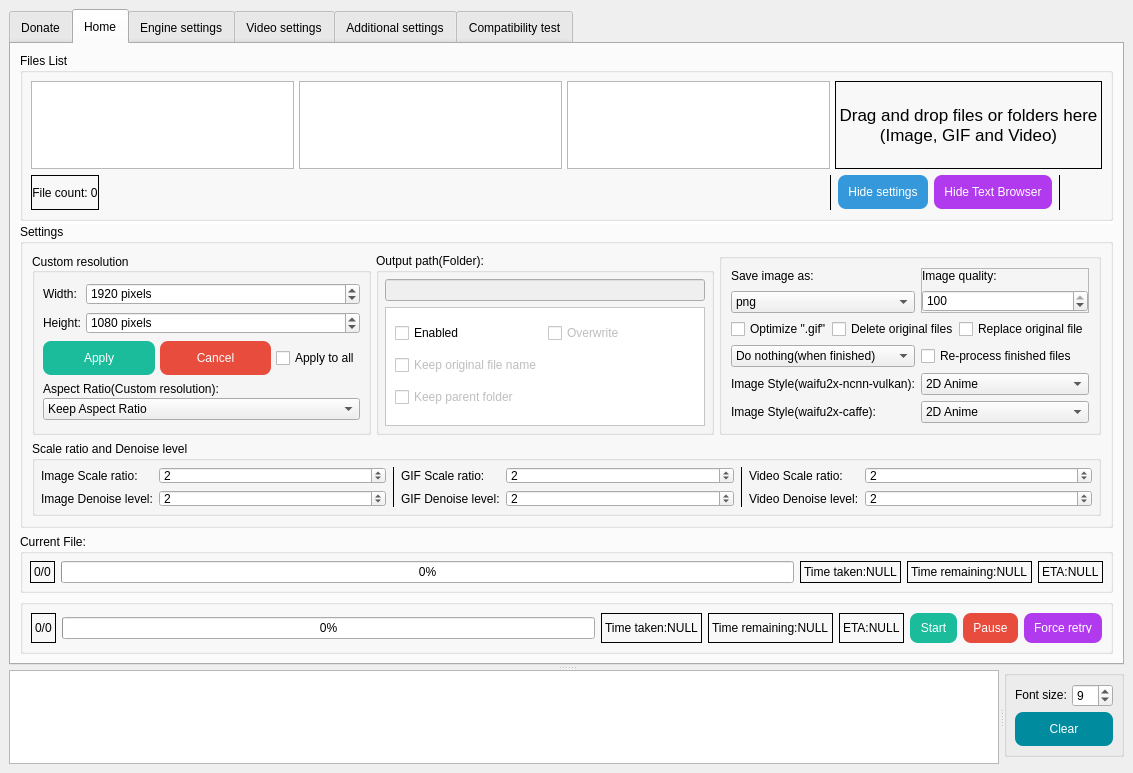
Above: SRC/Waifu2x-Extension-QT/mainwindow.ui from AaronFeng753/Waifu2x-Extension-GUI before the change. Below: the same form after it.
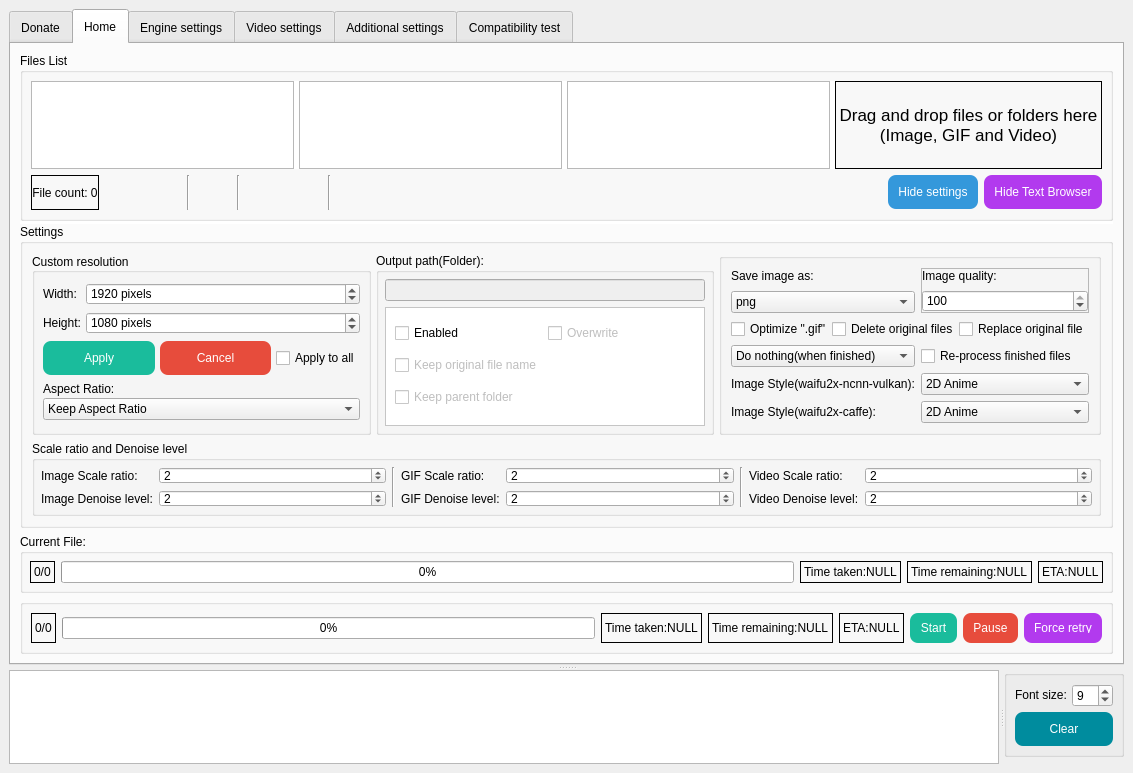
That is the form after the change. Icons and pictures are not drawn.

The edit to the form file:
```diff
--- a/SRC/Waifu2x-Extension-QT/mainwindow.ui
+++ b/SRC/Waifu2x-Extension-QT/mainwindow.ui
@@ -728,7 +728,7 @@
             <property name="title">
              <string>Files List</string>
             </property>
-            <layout class="QGridLayout" name="gridLayout_3">
+            <layout class="QGridLayout" name="gridLayout_21">
              <property name="leftMargin">
               <number>8</number>
              </property>
@@ -741,422 +741,8 @@
              <property name="bottomMargin">
               <number>8</number>
              </property>
-             <item row="1" column="5" rowspan="2">
-              <widget class="QPushButton" name="pushButton_ReadFileList">
-               <property name="sizePolicy">
-                <sizepolicy hsizetype="Fixed" vsizetype="Fixed">
-                 <horstretch>0</horstretch>
-                 <verstretch>0</verstretch>
-                </sizepolicy>
-               </property>
-               <property name="minimumSize">
-                <size>
-                 <width>35</width>
-                 <height>35</height>
-                </size>
-               </property>
-               <property name="maximumSize">
-                <size>
-                 <width>16777215</width>
-                 <height>16777215</height>
-                </size>
-               </property>
-               <property name="toolTip">
-                <string>Read Files List</string>
-               </property>
-               <property name="styleSheet">
-                <string notr="true">QPushButton{
-image: url(:/new/prefix1/icon/Read_FileList.png);
-border-style:transparent;
-border-radius:0px;
-padding:0px;
-}
-QPushButton:hover{
-image: url(:/new/prefix1/icon/Read_FileList_hover.png);
-border-style:transparent;
-border-radius:0px;
-padding:0px;
-}
-QPushButton:pressed{
-image: url(:/new/prefix1/icon/Read_FileList.png);
-border-style:transparent;
-border-radius:0px;
-padding:0px;
-}
-QPushButton:disabled{
-image: url(:/new/prefix1/icon/Read_FileList.png);
-border-style:transparent;
-border-radius:0px;
-padding:0px;
-}</string>
-               </property>
-               <property name="text">
-                <string/>
-               </property>
-               <property name="iconSize">
-                <size>
-                 <width>35</width>
-                 <height>35</height>
-                </size>
-               </property>
-              </widget>
-             </item>
-             <item row="1" column="10" rowspan="2">
-              <widget class="QPushButton" name="pushButton_BrowserFile">
-               <property name="sizePolicy">
-                <sizepolicy hsizetype="Fixed" vsizetype="Fixed">
-                 <horstretch>0</horstretch>
-                 <verstretch>0</verstretch>
-                </sizepolicy>
-               </property>
-               <property name="minimumSize">
-                <size>
-                 <width>35</width>
-                 <height>35</height>
-                </size>
-               </property>
-               <property name="toolTip">
-                <string>Browse and add files.</string>
-               </property>
-               <property name="styleSheet">
-                <string notr="true">QPushButton{
-image: url(:/new/prefix1/icon/AddNewFile.png);
-border-style:transparent;
-border-radius:0px;
-padding:0px;
-}
-QPushButton:hover{
-image: url(:/new/prefix1/icon/AddNewFile_hover.png);
-border-style:transparent;
-border-radius:0px;
-padding:0px;
-}
-QPushButton:pressed{
-image: url(:/new/prefix1/icon/AddNewFile.png);
-border-style:transparent;
-border-radius:0px;
-padding:0px;
-}
-QPushButton:disabled{
-image: url(:/new/prefix1/icon/AddNewFile.png);
-border-style:transparent;
-border-radius:0px;
-padding:0px;
-}</string>
-               </property>
-               <property name="text">
-                <string/>
-               </property>
-              </widget>
-             </item>
-             <item row="1" column="7" rowspan="2">
-              <widget class="QPushButton" name="pushButton_HideSettings">
-               <property name="sizePolicy">
-                <sizepolicy hsizetype="Fixed" vsizetype="Fixed">
-                 <horstretch>0</horstretch>
-                 <verstretch>0</verstretch>
-                </sizepolicy>
-               </property>
-               <property name="toolTip">
-                <string/>
-               </property>
-               <property name="styleSheet">
-                <string notr="true">QPushButton{
-background-color: rgb(52, 152, 219);
-color: rgb(255, 255, 255);
-border-style:outset;
-border-radius:8px;
-padding:10px;
-}
-QPushButton:hover{
-background-color: rgb(60, 177, 255);
-color: rgb(255, 255, 255);
-border-style:outset;
-border-radius:8px;
-padding:10px;
-}
-QPushButton:pressed{
-background-color: rgb(45, 134, 193);
-color: rgb(255, 255, 255);
-border-style:outset;
-border-radius:8px;
-padding:10px;
-}
-QPushButton:disabled{
-background-color: rgb(166, 166, 166);
-color: rgb(255, 255, 255);
-border-style:outset;
-border-radius:8px;
-padding:10px;
-}</string>
-               </property>
-               <property name="text">
-                <string>Hide settings</string>
-               </property>
-              </widget>
-             </item>
-             <item row="1" column="0" rowspan="2">
-              <widget class="QLabel" name="label_FileCount">
-               <property name="sizePolicy">
-                <sizepolicy hsizetype="Fixed" vsizetype="Minimum">
-                 <horstretch>0</horstretch>
-                 <verstretch>0</verstretch>
-                </sizepolicy>
-               </property>
-               <property name="toolTip">
-                <string>Number of files in the list.</string>
-               </property>
-               <property name="styleSheet">
-                <string notr="true"/>
-               </property>
-               <property name="frameShape">
-                <enum>QFrame::Box</enum>
-               </property>
-               <property name="frameShadow">
-                <enum>QFrame::Plain</enum>
-               </property>
-               <property name="midLineWidth">
-                <number>0</number>
-               </property>
-               <property name="text">
-                <string notr="true">File count: 0</string>
-               </property>
-               <property name="alignment">
-                <set>Qt::AlignCenter</set>
-               </property>
-               <property name="margin">
-                <number>5</number>
-               </property>
-               <property name="openExternalLinks">
-                <bool>false</bool>
-               </property>
-              </widget>
-             </item>
-             <item row="1" column="2" rowspan="2">
-              <widget class="QPushButton" name="pushButton_RemoveItem">
-               <property name="sizePolicy">
-                <sizepolicy hsizetype="Fixed" vsizetype="Fixed">
-                 <horstretch>0</horstretch>
-                 <verstretch>0</verstretch>
-                </sizepolicy>
-               </property>
-               <property name="minimumSize">
-                <size>
-                 <width>35</width>
-                 <height>35</height>
-                </size>
-               </property>
-               <property name="maximumSize">
-                <size>
-                 <width>16777215</width>
-                 <height>16777215</height>
-                </size>
-               </property>
-               <property name="contextMenuPolicy">
-                <enum>Qt::ActionsContextMenu</enum>
-               </property>
-               <property name="toolTip">
-                <string>Remove the selected file from File List.
-
-[Right click here to show more options]</string>
-               </property>
-               <property name="styleSheet">
-                <string notr="true">QPushButton{
-image: url(:/new/prefix1/icon/RemoveItem.png);
-border-style:transparent;
-border-radius:0px;
-padding:0px;
-}
-QPushButton:hover{
-image: url(:/new/prefix1/icon/RemoveItem_hover.png);
-border-style:transparent;
-border-radius:0px;
-padding:0px;
-}
-QPushButton:pressed{
-image: url(:/new/prefix1/icon/RemoveItem.png);
-border-style:transparent;
-border-radius:0px;
-padding:0px;
-}
-QPushButton:disabled{
-image: url(:/new/prefix1/icon/RemoveItem.png);
-border-style:transparent;
-border-radius:0px;
-padding:0px;
-}</string>
-               </property>
-               <property name="text">
-                <string/>
-               </property>
-              </widget>
-             </item>
-             <item row="1" column="4" rowspan="2">
-              <widget class="QPushButton" name="pushButton_SaveFileList">
-               <property name="sizePolicy">
-                <sizepolicy hsizetype="Fixed" vsizetype="Fixed">
-                 <horstretch>0</horstretch>
-                 <verstretch>0</verstretch>
-                </sizepolicy>
-               </property>
-               <property name="minimumSize">
-                <size>
-                 <width>35</width>
-                 <height>35</height>
-                </size>
-               </property>
-               <property name="toolTip">
-                <string>Save Files List</string>
-               </property>
-               <property name="styleSheet">
-                <string notr="true">QPushButton{
-image: url(:/new/prefix1/icon/Save_FileList.png);
-border-style:transparent;
-border-radius:0px;
-padding:0px;
-}
-QPushButton:hover{
-image: url(:/new/prefix1/icon/Save_FileList_hover.png);
-border-style:transparent;
-border-radius:0px;
-padding:0px;
-}
-QPushButton:pressed{
-image: url(:/new/prefix1/icon/Save_FileList.png);
-border-style:transparent;
-border-radius:0px;
-padding:0px;
-}
-QPushButton:disabled{
-image: url(:/new/prefix1/icon/Save_FileList.png);
-border-style:transparent;
-border-radius:0px;
-padding:0px;
-}</string>
-               </property>
-               <property name="text">
-                <string/>
-               </property>
-               <property name="iconSize">
-                <size>
-                 <width>35</width>
-                 <height>35</height>
-                </size>
-               </property>
-              </widget>
-             </item>
-             <item row="1" column="8" rowspan="2">
-              <widget class="QPushButton" name="pushButton_HideTextBro">
-               <property name="sizePolicy">
-                <sizepolicy hsizetype="Fixed" vsizetype="Fixed">
-                 <horstretch>0</horstretch>
-                 <verstretch>0</verstretch>
-                </sizepolicy>
-               </property>
-               <property name="styleSheet">
-                <string notr="true">QPushButton{
-background-color: rgb(178, 58, 238);
-color: rgb(255, 255, 255);
-border-style:outset;
-border-radius:8px;
-padding:10px;
-}
-QPushButton:hover{
-background-color: rgb(191, 62, 255);
-color: rgb(255, 255, 255);
-border-style:outset;
-border-radius:8px;
-padding:10px;
-}
-QPushButton:pressed{
-background-color: rgb(154, 50, 205);
-color: rgb(255, 255, 255);
-border-style:outset;
-border-radius:8px;
-padding:10px;
-}
-QPushButton:disabled{
-background-color: rgb(166, 166, 166);
-color: rgb(255, 255, 255);
-border-style:outset;
-border-radius:8px;
-padding:10px;
-}</string>
-               </property>
-               <property name="text">
-                <string>Hide Text Browser</string>
-               </property>
-              </widget>
-             </item>
-             <item row="1" column="6" rowspan="2">
-              <widget class="Line" name="line_5">
-               <property name="frameShadow">
-                <enum>QFrame::Plain</enum>
-               </property>
-               <property name="lineWidth">
-                <number>1</number>
-               </property>
-               <property name="orientation">
-                <enum>Qt::Vertical</enum>
-               </property>
-              </widget>
-             </item>
-             <item row="1" column="1" rowspan="2">
-              <widget class="QPushButton" name="pushButton_ClearList">
-               <property name="sizePolicy">
-                <sizepolicy hsizetype="Fixed" vsizetype="Fixed">
-                 <horstretch>0</horstretch>
-                 <verstretch>0</verstretch>
-                </sizepolicy>
-               </property>
-               <property name="minimumSize">
-                <size>
-                 <width>35</width>
-                 <height>35</height>
-                </size>
-               </property>
-               <property name="maximumSize">
-                <size>
-                 <width>16777215</width>
-                 <height>16777215</height>
-                </size>
-               </property>
-               <property name="toolTip">
-                <string>Remove all the files in the File list.</string>
-               </property>
-               <property name="styleSheet">
-                <string notr="true">QPushButton{
-image: url(:/new/prefix1/icon/ClearList.png);
-border-style:transparent;
-border-radius:0px;
-padding:0px;
-}
-QPushButton:hover{
-image: url(:/new/prefix1/icon/ClearList_hover.png);
-border-style:transparent;
-border-radius:0px;
-padding:0px;
-}
-QPushButton:pressed{
-image: url(:/new/prefix1/icon/ClearList.png);
-border-style:transparent;
-border-radius:0px;
-padding:0px;
-}
-QPushButton:disabled{
-image: url(:/new/prefix1/icon/ClearList.png);
-border-style:transparent;
-border-radius:0px;
-padding:0px;
-}</string>
-               </property>
-               <property name="text">
-                <string/>
-               </property>
-              </widget>
-             </item>
-             <item row="0" column="0" colspan="11">
-              <widget class="QSplitter" name="splitter">
+             <item row="0" column="0" colspan="5">
+              <widget class="QSplitter" name="splitter_FilesList">
                <property name="sizePolicy">
                 <sizepolicy hsizetype="Expanding" vsizetype="Expanding">
                  <horstretch>0</horstretch>
@@ -1425,20 +1011,430 @@
                </widget>
               </widget>
              </item>
-             <item row="1" column="9" rowspan="2">
-              <widget class="Line" name="line_10">
+             <item row="1" column="0">
+              <widget class="QLabel" name="label_FileCount">
+               <property name="sizePolicy">
+                <sizepolicy hsizetype="Fixed" vsizetype="Preferred">
+                 <horstretch>0</horstretch>
+                 <verstretch>0</verstretch>
+                </sizepolicy>
+               </property>
+               <property name="toolTip">
+                <string>Number of files in the list.</string>
+               </property>
+               <property name="styleSheet">
+                <string notr="true"/>
+               </property>
+               <property name="frameShape">
+                <enum>QFrame::Box</enum>
+               </property>
                <property name="frameShadow">
                 <enum>QFrame::Plain</enum>
                </property>
-               <property name="lineWidth">
-                <number>1</number>
+               <property name="midLineWidth">
+                <number>0</number>
                </property>
-               <property name="orientation">
-                <enum>Qt::Vertical</enum>
+               <property name="text">
+                <string notr="true">File count: 0</string>
                </property>
+               <property name="alignment">
+                <set>Qt::AlignCenter</set>
+               </property>
+               <property name="margin">
+                <number>5</number>
+               </property>
+               <property name="openExternalLinks">
+                <bool>false</bool>
+               </property>
               </widget>
              </item>
-             <item row="1" column="3" rowspan="2">
+             <item row="1" column="1">
+              <widget class="QFrame" name="frame_11">
+               <property name="sizePolicy">
+                <sizepolicy hsizetype="Fixed" vsizetype="Fixed">
+                 <horstretch>0</horstretch>
+                 <verstretch>0</verstretch>
+                </sizepolicy>
+               </property>
+               <property name="maximumSize">
+                <size>
+                 <width>16777215</width>
+                 <height>16777215</height>
+                </size>
+               </property>
+               <property name="frameShape">
+                <enum>QFrame::NoFrame</enum>
+               </property>
+               <property name="frameShadow">
+                <enum>QFrame::Raised</enum>
+               </property>
+               <layout class="QGridLayout" name="gridLayout_3">
+                <property name="leftMargin">
+                 <number>0</number>
+                </property>
+                <property name="topMargin">
+                 <number>0</number>
+                </property>
+                <property name="rightMargin">
+                 <number>0</number>
+                </property>
+                <property name="bottomMargin">
+                 <number>0</number>
+                </property>
+                <item row="0" column="0">
+                 <widget class="QPushButton" name="pushButton_ClearList">
+                  <property name="sizePolicy">
+                   <sizepolicy hsizetype="Fixed" vsizetype="Fixed">
+                    <horstretch>0</horstretch>
+                    <verstretch>0</verstretch>
+                   </sizepolicy>
+                  </property>
+                  <property name="minimumSize">
+                   <size>
+                    <width>35</width>
+                    <height>35</height>
+                   </size>
+                  </property>
+                  <property name="maximumSize">
+                   <size>
+                    <width>16777215</width>
+                    <height>16777215</height>
+                   </size>
+                  </property>
+                  <property name="toolTip">
+                   <string>Remove all the files in the File list.</string>
+                  </property>
+                  <property name="styleSheet">
+                   <string notr="true">QPushButton{
+image: url(:/new/prefix1/icon/ClearList.png);
+border-style:transparent;
+border-radius:0px;
+padding:0px;
+}
+QPushButton:hover{
+image: url(:/new/prefix1/icon/ClearList_hover.png);
+border-style:transparent;
+border-radius:0px;
+padding:0px;
+}
+QPushButton:pressed{
+image: url(:/new/prefix1/icon/ClearList.png);
+border-style:transparent;
+border-radius:0px;
+padding:0px;
+}
+QPushButton:disabled{
+image: url(:/new/prefix1/icon/ClearList_disabled.png);
+border-style:transparent;
+border-radius:0px;
+padding:0px;
+}</string>
+                  </property>
+                  <property name="text">
+                   <string/>
+                  </property>
+                 </widget>
+                </item>
+                <item row="0" column="1">
+                 <widget class="QPushButton" name="pushButton_RemoveItem">
+                  <property name="sizePolicy">
+                   <sizepolicy hsizetype="Fixed" vsizetype="Fixed">
+                    <horstretch>0</horstretch>
+                    <verstretch>0</verstretch>
+                   </sizepolicy>
+                  </property>
+                  <property name="minimumSize">
+                   <size>
+                    <width>35</width>
+                    <height>35</height>
+                   </size>
+                  </property>
+                  <property name="maximumSize">
+                   <size>
+                    <width>16777215</width>
+                    <height>16777215</height>
+                   </size>
+                  </property>
+                  <property name="contextMenuPolicy">
+                   <enum>Qt::ActionsContextMenu</enum>
+                  </property>
+                  <property name="toolTip">
+                   <string>Remove the selected file from File List.
+
+[Right click here to show more options]</string>
+                  </property>
+                  <property name="styleSheet">
+                   <string notr="true">QPushButton{
+image: url(:/new/prefix1/icon/RemoveItem.png);
+border-style:transparent;
+border-radius:0px;
+padding:0px;
+}
+QPushButton:hover{
+image: url(:/new/prefix1/icon/RemoveItem_hover.png);
+border-style:transparent;
+border-radius:0px;
+padding:0px;
+}
+QPushButton:pressed{
+image: url(:/new/prefix1/icon/RemoveItem.png);
+border-style:transparent;
+border-radius:0px;
+padding:0px;
+}
+QPushButton:disabled{
+image: url(:/new/prefix1/icon/RemoveItem_disabled.png);
+border-style:transparent;
+border-radius:0px;
+padding:0px;
+}</string>
+                  </property>
+                  <property name="text">
+                   <string/>
+                  </property>
+                 </widget>
+                </item>
+                <item row="0" column="2">
+                 <widget class="Line" name="line_20">
+                  <property name="orientation">
+                   <enum>Qt::Vertical</enum>
+                  </property>
+                 </widget>
+                </item>
+                <item row="0" column="3">
+                 <widget class="QPushButton" name="pushButton_ResizeFilesListSplitter">
+                  <property name="sizePolicy">
+                   <sizepolicy hsizetype="Fixed" vsizetype="Fixed">
+                    <horstretch>0</horstretch>
+                    <verstretch>0</verstretch>
+                   </sizepolicy>
+                  </property>
+                  <property name="minimumSize">
+                   <size>
+                    <width>35</width>
+                    <height>35</height>
+                   </size>
+                  </property>
+                  <property name="toolTip">
+                   <string>Reset Files List scale.</string>
+                  </property>
+                  <property name="styleSheet">
+                   <string notr="true">QPushButton{
+image: url(:/new/prefix1/icon/ResizeFilesListSplitter.png);
+border-style:transparent;
+border-radius:0px;
+padding:0px;
+}
+QPushButton:hover{
+image: url(:/new/prefix1/icon/ResizeFilesListSplitter_hover.png);
+border-style:transparent;
+border-radius:0px;
+padding:0px;
+}
+QPushButton:pressed{
+image: url(:/new/prefix1/icon/ResizeFilesListSplitter.png);
+border-style:transparent;
+border-radius:0px;
+padding:0px;
+}
+QPushButton:disabled{
+image: url(:/new/prefix1/icon/ResizeFilesListSplitter_disabled.png);
+border-style:transparent;
+border-radius:0px;
+padding:0px;
+}</string>
+                  </property>
+                  <property name="text">
+                   <string/>
+                  </property>
+                 </widget>
+                </item>
+                <item row="0" column="4">
+                 <widget class="Line" name="line_25">
+                  <property name="orientation">
+                   <enum>Qt::Vertical</enum>
+                  </property>
+                 </widget>
+                </item>
+                <item row="0" column="5">
+                 <widget class="QPushButton" name="pushButton_SaveFileList">
+                  <property name="sizePolicy">
+                   <sizepolicy hsizetype="Fixed" vsizetype="Fixed">
+                    <horstretch>0</horstretch>
+                    <verstretch>0</verstretch>
+                   </sizepolicy>
+                  </property>
+                  <property name="minimumSize">
+                   <size>
+                    <width>35</width>
+                    <height>35</height>
+                   </size>
+                  </property>
+                  <property name="toolTip">
+                   <string>Save Files List</string>
+                  </property>
+                  <property name="styleSheet">
+                   <string notr="true">QPushButton{
+image: url(:/new/prefix1/icon/Save_FileList.png);
+border-style:transparent;
+border-radius:0px;
+padding:0px;
+}
+QPushButton:hover{
+image: url(:/new/prefix1/icon/Save_FileList_hover.png);
+border-style:transparent;
+border-radius:0px;
+padding:0px;
+}
+QPushButton:pressed{
+image: url(:/new/prefix1/icon/Save_FileList.png);
+border-style:transparent;
+border-radius:0px;
+padding:0px;
+}
+QPushButton:disabled{
+image: url(:/new/prefix1/icon/Save_FileList_disabled.png);
+border-style:transparent;
+border-radius:0px;
+padding:0px;
+}</string>
+                  </property>
+                  <property name="text">
+                   <string/>
+                  </property>
+                  <property name="iconSize">
+                   <size>
+                    <width>35</width>
+                    <height>35</height>
+                   </size>
+                  </property>
+                 </widget>
+                </item>
+                <item row="0" column="6">
+                 <widget class="QPushButton" name="pushButton_ReadFileList">
+                  <property name="sizePolicy">
+                   <sizepolicy hsizetype="Fixed" vsizetype="Fixed">
+                    <horstretch>0</horstretch>
+                    <verstretch>0</verstretch>
+                   </sizepolicy>
+                  </property>
+                  <property name="minimumSize">
+                   <size>
+                    <width>35</width>
+                    <height>35</height>
+                   </size>
+                  </property>
+                  <property name="maximumSize">
+                   <size>
+                    <width>16777215</width>
+                    <height>16777215</height>
+                   </size>
+                  </property>
+                  <property name="toolTip">
+                   <string>Read Files List</string>
+                  </property>
+                  <property name="styleSheet">
+                   <string notr="true">QPushButton{
+image: url(:/new/prefix1/icon/Read_FileList.png);
+border-style:transparent;
+border-radius:0px;
+padding:0px;
+}
+QPushButton:hover{
+image: url(:/new/prefix1/icon/Read_FileList_hover.png);
+border-style:transparent;
+border-radius:0px;
+padding:0px;
+}
+QPushButton:pressed{
+image: url(:/new/prefix1/icon/Read_FileList.png);
+border-style:transparent;
+border-radius:0px;
+padding:0px;
+}
+QPushButton:disabled{
+image: url(:/new/prefix1/icon/Read_FileList_disabled.png);
+border-style:transparent;
+border-radius:0px;
+padding:0px;
+}</string>
+                  </property>
+                  <property name="text">
+                   <string/>
+                  </property>
+                  <property name="iconSize">
+                   <size>
+                    <width>35</width>
+                    <height>35</height>
+                   </size>
+                  </property>
+                 </widget>
+                </item>
+                <item row="0" column="7">
+                 <widget class="Line" name="line_10">
+                  <property name="frameShadow">
+                   <enum>QFrame::Sunken</enum>
+                  </property>
+                  <property name="lineWidth">
+                   <number>1</number>
+                  </property>
+                  <property name="orientation">
+                   <enum>Qt::Vertical</enum>
+                  </property>
+                 </widget>
+                </item>
+                <item row="0" column="8">
+                 <widget class="QPushButton" name="pushButton_BrowserFile">
+                  <property name="sizePolicy">
+                   <sizepolicy hsizetype="Fixed" vsizetype="Fixed">
+                    <horstretch>0</horstretch>
+                    <verstretch>0</verstretch>
+                   </sizepolicy>
+                  </property>
+                  <property name="minimumSize">
+                   <size>
+                    <width>35</width>
+                    <height>35</height>
+                   </size>
+                  </property>
+                  <property name="toolTip">
+                   <string>Browse and add files.</string>
+                  </property>
+                  <property name="styleSheet">
+                   <string notr="true">QPushButton{
+image: url(:/new/prefix1/icon/AddNewFile.png);
+border-style:transparent;
+border-radius:0px;
+padding:0px;
+}
+QPushButton:hover{
+image: url(:/new/prefix1/icon/AddNewFile_hover.png);
+border-style:transparent;
+border-radius:0px;
+padding:0px;
+}
+QPushButton:pressed{
+image: url(:/new/prefix1/icon/AddNewFile.png);
+border-style:transparent;
+border-radius:0px;
+padding:0px;
+}
+QPushButton:disabled{
+image: url(:/new/prefix1/icon/AddNewFile_disabled.png);
+border-style:transparent;
+border-radius:0px;
+padding:0px;
+}</string>
+                  </property>
+                  <property name="text">
+                   <string/>
+                  </property>
+                 </widget>
+                </item>
+               </layout>
+              </widget>
+             </item>
+             <item row="1" column="2">
               <spacer name="horizontalSpacer">
                <property name="orientation">
                 <enum>Qt::Horizontal</enum>
@@ -1451,6 +1447,95 @@
                </property>
               </spacer>
              </item>
+             <item row="1" column="3">
+              <widget class="QPushButton" name="pushButton_HideSettings">
+               <property name="sizePolicy">
+                <sizepolicy hsizetype="Fixed" vsizetype="Fixed">
+                 <horstretch>0</horstretch>
+                 <verstretch>0</verstretch>
+                </sizepolicy>
+               </property>
+               <property name="toolTip">
+                <string/>
+               </property>
+               <property name="styleSheet">
+                <string notr="true">QPushButton{
+background-color: rgb(52, 152, 219);
+color: rgb(255, 255, 255);
+border-style:outset;
+border-radius:8px;
+padding:10px;
+}
+QPushButton:hover{
+background-color: rgb(60, 177, 255);
+color: rgb(255, 255, 255);
+border-style:outset;
+border-radius:8px;
+padding:10px;
+}
+QPushButton:pressed{
+background-color: rgb(45, 134, 193);
+color: rgb(255, 255, 255);
+border-style:outset;
+border-radius:8px;
+padding:10px;
+}
+QPushButton:disabled{
+background-color: rgb(166, 166, 166);
+color: rgb(255, 255, 255);
+border-style:outset;
+border-radius:8px;
+padding:10px;
+}</string>
+               </property>
+               <property name="text">
+                <string>Hide settings</string>
+               </property>
+              </widget>
+             </item>
+             <item row="1" column="4">
+              <widget class="QPushButton" name="pushButton_HideTextBro">
+               <property name="sizePolicy">
+                <sizepolicy hsizetype="Fixed" vsizetype="Fixed">
+                 <horstretch>0</horstretch>
+                 <verstretch>0</verstretch>
+                </sizepolicy>
+               </property>
+               <property name="styleSheet">
+                <string notr="true">QPushButton{
+background-color: rgb(178, 58, 238);
+color: rgb(255, 255, 255);
+border-style:outset;
+border-radius:8px;
+padding:10px;
+}
+QPushButton:hover{
+background-color: rgb(191, 62, 255);
+color: rgb(255, 255, 255);
+border-style:outset;
+border-radius:8px;
+padding:10px;
+}
+QPushButton:pressed{
+background-color: rgb(154, 50, 205);
+color: rgb(255, 255, 255);
+border-style:outset;
+border-radius:8px;
+padding:10px;
+}
+QPushButton:disabled{
+background-color: rgb(166, 166, 166);
+color: rgb(255, 255, 255);
+border-style:outset;
+border-radius:8px;
+padding:10px;
+}</string>
+               </property>
+               <property name="text">
+                <string>Hide Text Browser</string>
+               </property>
+              </widget>
+             </item>
             </layout>
            </widget>
            <widget class="QGroupBox" name="groupBox_Setting">
@@ -1722,7 +1807,7 @@
                        <string notr="true">&lt;html&gt;&lt;head/&gt;&lt;body&gt;&lt;p&gt;&lt;img src=&quot;:/new/prefix1/OtherPic/AspectRatioStrategy.jpg&quot;/&gt;&lt;/p&gt;&lt;/body&gt;&lt;/html&gt;</string>
                       </property>
                       <property name="text">
-                       <string>Aspect Ratio(Custom resolution):</string>
+                       <string>Aspect Ratio:</string>
                       </property>
                       <property name="alignment">
                        <set>Qt::AlignLeading|Qt::AlignLeft|Qt::AlignVCenter</set>
@@ -2446,7 +2531,7 @@
                 <item row="0" column="5" rowspan="2">
                  <widget class="Line" name="line_4">
                   <property name="frameShadow">
-                   <enum>QFrame::Plain</enum>
+                   <enum>QFrame::Sunken</enum>
                   </property>
                   <property name="orientation">
                    <enum>Qt::Vertical</enum>
@@ -2672,7 +2757,7 @@
                 <item row="0" column="2" rowspan="2">
                  <widget class="Line" name="line_3">
                   <property name="frameShadow">
-                   <enum>QFrame::Plain</enum>
+                   <enum>QFrame::Sunken</enum>
                   </property>
                   <property name="orientation">
                    <enum>Qt::Vertical</enum>
```
